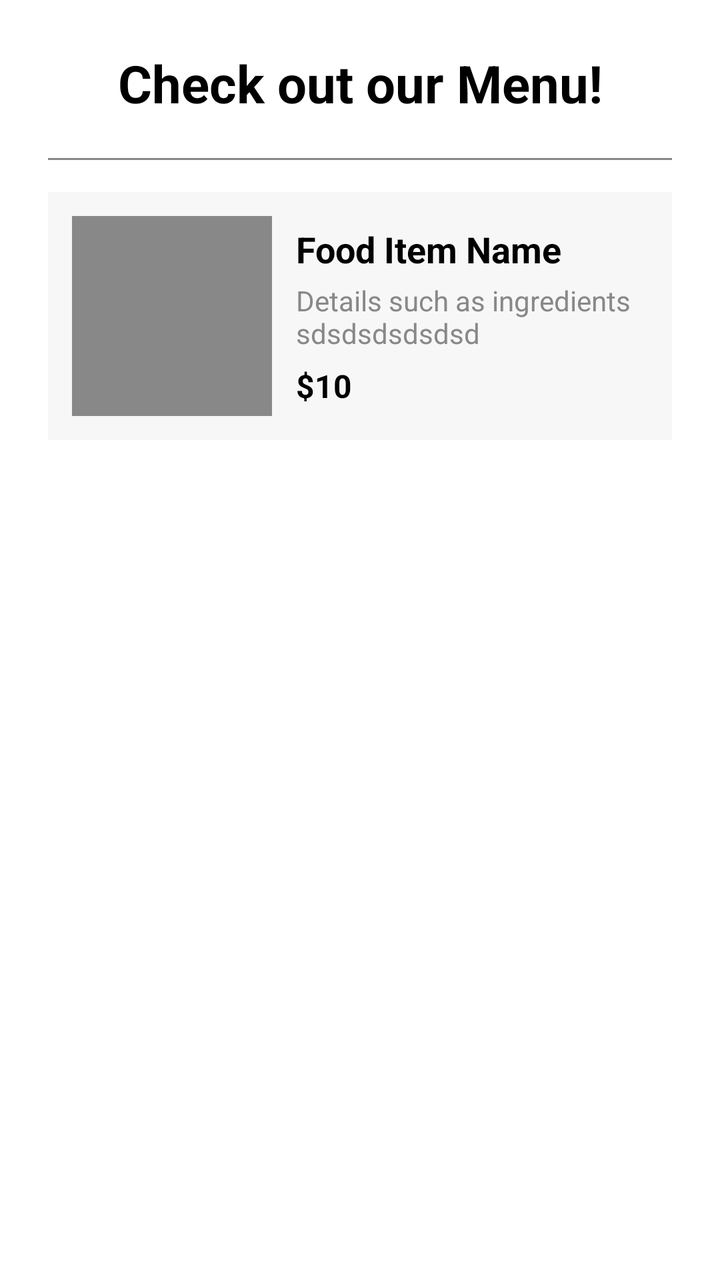
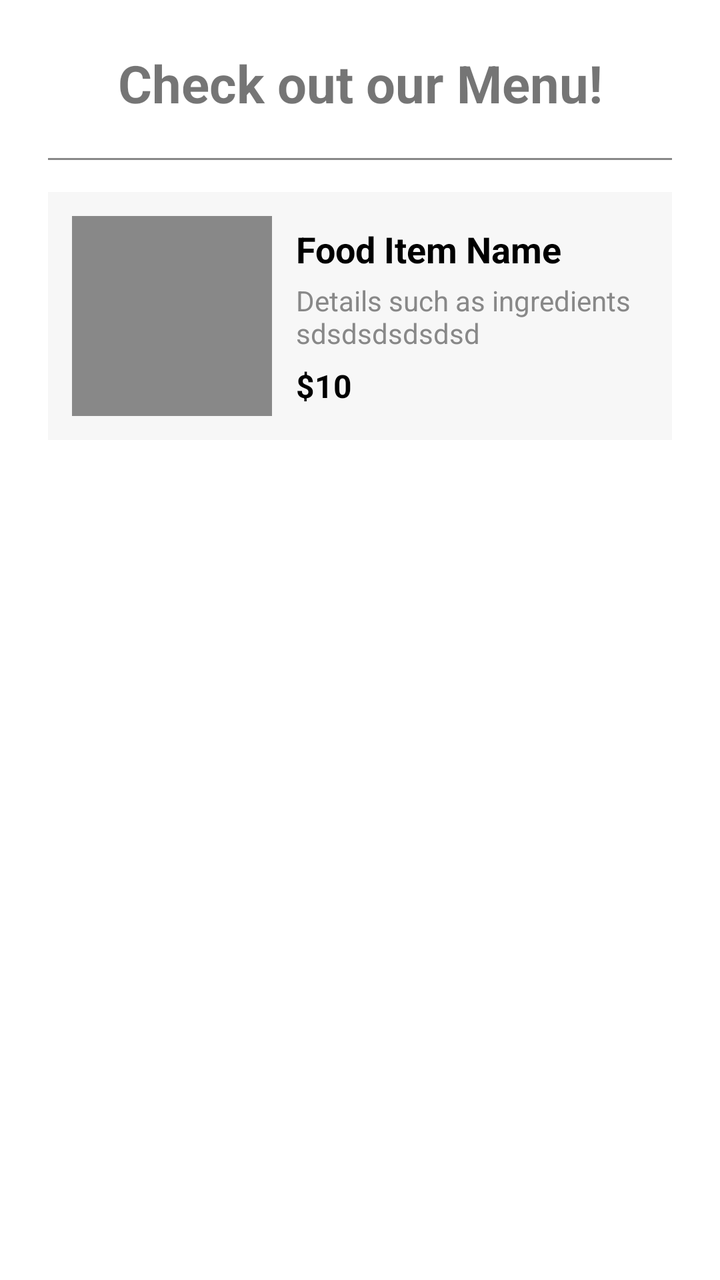

The first picture is an Android layout as it rendered before a commit; the second is the same layout after the commit. The layout source and the unified diff follow.
<!-- AndroidManifest.xml: application theme Theme.COMP2000 -->
<!-- res/layout/fragment_menu.xml -->
<?xml version="1.0" encoding="utf-8"?>
<ScrollView xmlns:android="http://schemas.android.com/apk/res/android"
    android:layout_width="match_parent"
    android:layout_height="match_parent"
    android:background="#FFFFFF">

    <LinearLayout
        android:orientation="vertical"
        android:layout_width="match_parent"
        android:layout_height="wrap_content"
        android:padding="24dp">

        <TextView
            android:layout_width="match_parent"
            android:layout_height="wrap_content"
            android:text="Check out our Menu!"
            android:textSize="26sp"
            android:textStyle="bold"
            android:textColor="#000000"
            android:gravity="center"
            android:layout_marginBottom="20dp" />

        
        <View
            android:layout_width="match_parent"
            android:layout_height="1dp"
            android:background="#888888"
            android:layout_marginBottom="16dp" />

        
        <LinearLayout
            android:orientation="horizontal"
            android:layout_width="match_parent"
            android:layout_height="wrap_content"
            android:padding="12dp"
            android:background="#F7F7F7"
            android:layout_marginBottom="12dp" >

            
            <ImageView
                android:layout_width="100dp"
                android:layout_height="100dp"
                android:background="#888888"
                android:contentDescription="Food image"
                android:layout_marginEnd="12dp" />

            
            <LinearLayout
                android:orientation="vertical"
                android:layout_width="0dp"
                android:layout_height="match_parent"
                android:layout_weight="1"
                android:gravity="center_vertical">

                <TextView
                    android:layout_width="wrap_content"
                    android:layout_height="wrap_content"
                    android:layout_marginBottom="4dp"
                    android:text="Food Item Name"
                    android:textColor="#000000"
                    android:textSize="18sp"
                    android:textStyle="bold" />

                <TextView
                    android:text="Details such as ingredients sdsdsdsdsdsd"
                    android:textSize="14sp"
                    android:textColor="#888888"
                    android:layout_marginBottom="6dp"
                    android:layout_width="wrap_content"
                    android:layout_height="wrap_content" />

                <TextView
                    android:text="$10"
                    android:textSize="16sp"
                    android:textStyle="bold"
                    android:textColor="#000000"
                    android:layout_width="wrap_content"
                    android:layout_height="wrap_content" />
            </LinearLayout>
        </LinearLayout>
    </LinearLayout>
</ScrollView>
<!-- resources referenced by this layout -->
<resources>
  <style name="Theme.COMP2000" parent="Theme.MaterialComponents.DayNight.DarkActionBar">
          
          <item name="colorPrimary">@color/purple_500</item>
          <item name="colorPrimaryVariant">@color/purple_700</item>
          <item name="colorOnPrimary">@color/white</item>
          
          <item name="colorSecondary">@color/teal_200</item>
          <item name="colorSecondaryVariant">@color/teal_700</item>
          <item name="colorOnSecondary">@color/black</item>
          
          <item name="android:statusBarColor">?attr/colorPrimaryVariant</item>
          
      </style>
  <color name="purple_500">#FF000000</color>
  <color name="purple_700">#FF000000</color>
  <color name="white">#FFFFFFFF</color>
  <color name="teal_200">#FF000000</color>
  <color name="teal_700">#FF000000</color>
  <color name="black">#FF000000</color>
</resources>

<!-- the commit's change to res/layout/fragment_menu.xml (unified diff, before → after) -->
@@ -16,7 +16,6 @@
             android:text="Check out our Menu!"
             android:textSize="26sp"
             android:textStyle="bold"
-            android:textColor="#000000"
             android:gravity="center"
             android:layout_marginBottom="20dp" />
 
<!-- resource entries referenced after the edit -->
@@ -13,11 +13,7 @@
           <item name="android:statusBarColor">?attr/colorPrimaryVariant</item>
           
       </style>
-  <color name="purple_500">#FF000000</color>
-  <color name="purple_700">#FF000000</color>
   <color name="white">#FFFFFFFF</color>
-  <color name="teal_200">#FF000000</color>
-  <color name="teal_700">#FF000000</color>
   <color name="black">#FF000000</color>
 </resources>
 
